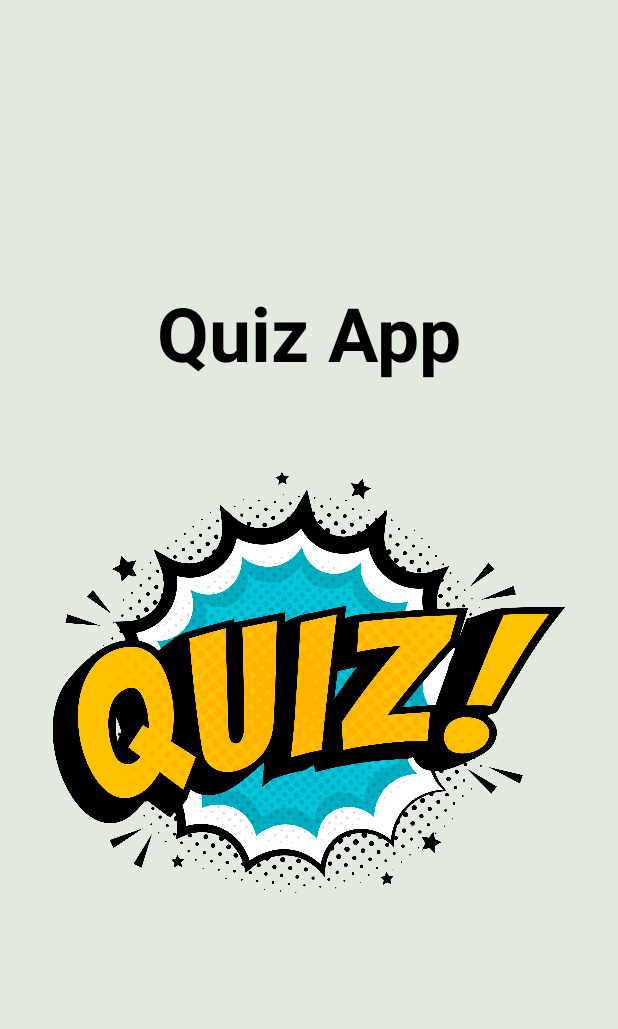
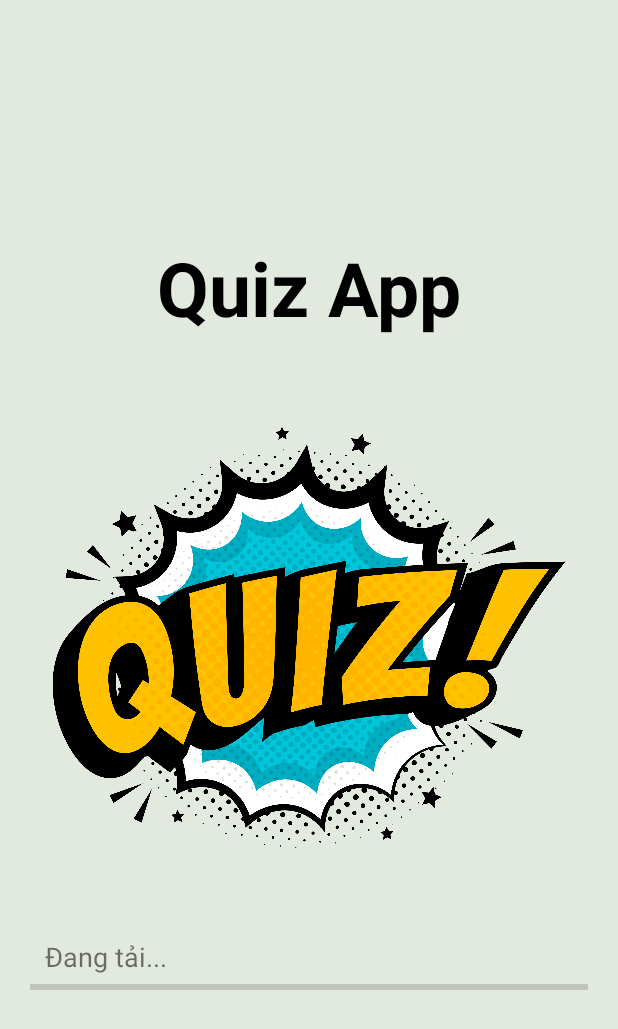
Before and after one commit to PhuTNPH17442/QuizzApp, an Android app: the layout activity_splash_screen.xml on its own in the app's theme, with its tools: preview values and no code run, on a phone screen of 412 x 824 dp. Shown: the top 1029 px of the screen. Run offline under Robolectric (Android 15) with nearby library versions, the phone set to English and light mode, and no system bars.

Commit message:
LeDuong commit ngay 1/12/2021

```diff
--- a/app/src/main/res/layout/activity_splash_screen.xml
+++ b/app/src/main/res/layout/activity_splash_screen.xml
@@ -6,7 +6,7 @@
     android:gravity="center"
     android:background="#e2eadf"
     android:orientation="vertical"
-    tools:context=".Activities.SplashScreenActivity">
+    tools:context=".SplashScreenActivity">
 
     <TextView
         android:id="@+id/tvLogoText"
@@ -24,7 +24,24 @@
         android:id="@+id/imgLogo"
         android:src="@drawable/logo"
         android:layout_width="360dp"
-        android:layout_height="360dp"/>
+        android:layout_height="360dp"
+        android:layout_marginBottom="20dp"/>
 
+    <TextView
+        android:id="@+id/tvProgress"
+        android:layout_width="wrap_content"
+        android:layout_height="wrap_content"
+        android:textSize="18sp"
+        android:text="Đang tải..."
+        android:visibility="visible"
+        android:layout_gravity="left"
+        android:layout_marginHorizontal="30dp"/>
+
+    <ProgressBar
+        android:layout_width="match_parent"
+        android:layout_height="wrap_content"
+        android:id="@+id/pro"
+        style="@style/Widget.AppCompat.ProgressBar.Horizontal"
+        android:paddingHorizontal="20dp" />
 
 </LinearLayout>
```
Also changed, not shown: app/src/main/java/com/example/quizzapp/SplashScreenActivity.java (added, +117 -0 lines).
